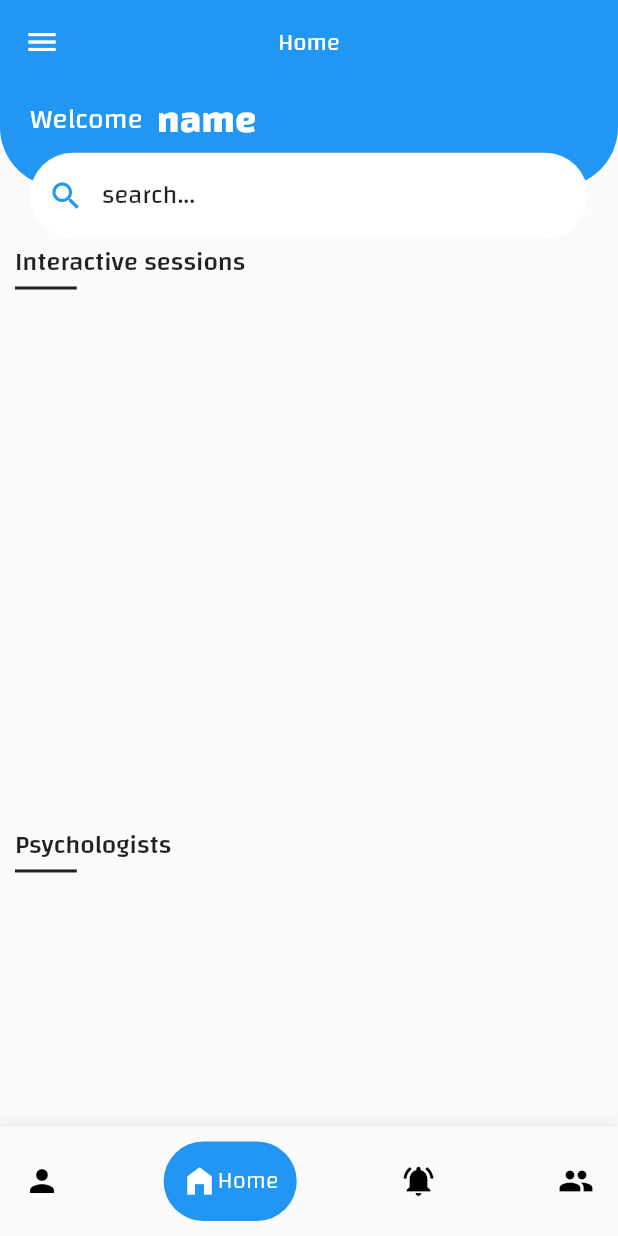
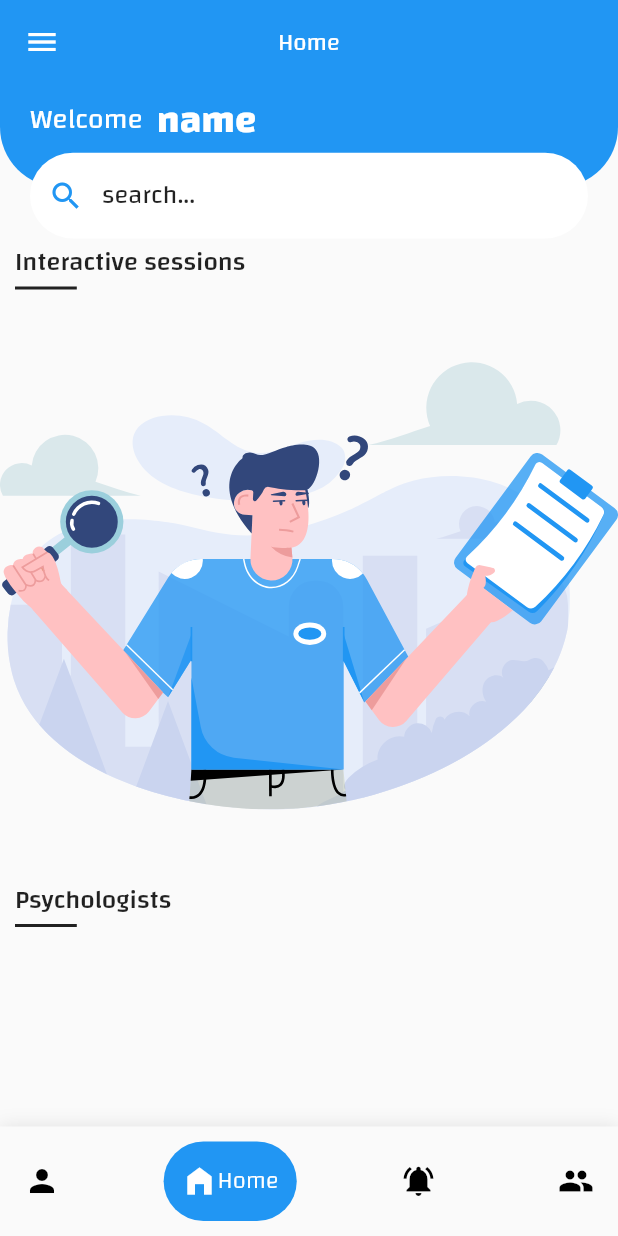
Before and after one commit to 0Ahmad0/Ehtooa, a Flutter app: the BottomNavBarView screen opened directly, on a phone screen of 412 x 824 dp. Run offline on Flutter 3.47's test engine with Material 2 defaults, Android fonts, the phone set to English and light mode, and no system bars; drawn by our look-alikes of carousel_slider, google_nav_bar; our stand-ins replace animate_do, bloc, cached_network_image, camera, circular_countdown_timer, cloud_firestore and 28 more; missing offline and left inert: animate_icons, circle_progress_bar, custom_gallery_display, day_night_time_picker, filesize, flutter_sound_lite and 4 more; accounts and stored records are empty; network calls fail.

Commit message:
@hariri Heba.v8 fix home no data found

```diff
--- a/lib/app/view/screens/chat/chat_view.dart
+++ b/lib/app/view/screens/chat/chat_view.dart
@@ -1448,7 +1448,8 @@ class _ChatViewState extends State<ChatView> {
                           Padding(
                             padding: const EdgeInsets.all(AppPadding.p4),
                             //Todo الفلاتر عمتك ولاك
-                            child: Text(filesize(664365320)),
+                            child: Text(filesize(664365320),style: getLightStyle(
+                                color: ColorManager.black),),
                           )
                         ],
                       ),
--- a/lib/app/view/screens/home/home_view.dart
+++ b/lib/app/view/screens/home/home_view.dart
@@ -283,7 +283,7 @@ class HomeView extends StatelessWidget {
                   } else if (snapshot.connectionState == ConnectionState.done) {
                     if (snapshot.hasError) {
                       return Text('${snapshot.error}');
-                    } else if (snapshot.hasData) {
+                    } else if (!snapshot.hasData) {
                       Map<String, dynamic> data =
                           snapshot.data as Map<String, dynamic>;
                       homeProvider.sessions = Sessions.fromJson(data['body']);
@@ -706,7 +706,12 @@ class HomeView extends StatelessWidget {
                         },
                       );
                     } else {
-                      return const Text('Empty data');
+                      return Expanded(
+                        flex: 3,
+                        child: SvgPicture.asset(
+                          ImagesAssets.noDataFound,
+                        ),
+                      );
                     }
                   } else {
                     return Text('State: ${snapshot.connectionState}');
@@ -750,7 +755,8 @@ class HomeView extends StatelessWidget {
                 } else if (snapshot.connectionState == ConnectionState.done) {
                   if (snapshot.hasError) {
                     return const Text('Error');
-                  } else if (snapshot.hasData) {
+                  }
+                  else if (snapshot.hasData) {
                     Map<String, dynamic> data =
                         snapshot.data as Map<String, dynamic>;
                     homeProvider.doctors = Users.fromJson(data['body']);
@@ -840,7 +846,11 @@ class HomeView extends StatelessWidget {
                       },
                     ));
                   } else {
-                    return const Text('Empty data');
+                    return  Expanded(
+                      child: SvgPicture.asset(
+                        ImagesAssets.noDataFound,
+                      ),
+                    );
                   }
                 } else {
                   return Text('State: ${snapshot.connectionState}');
```
